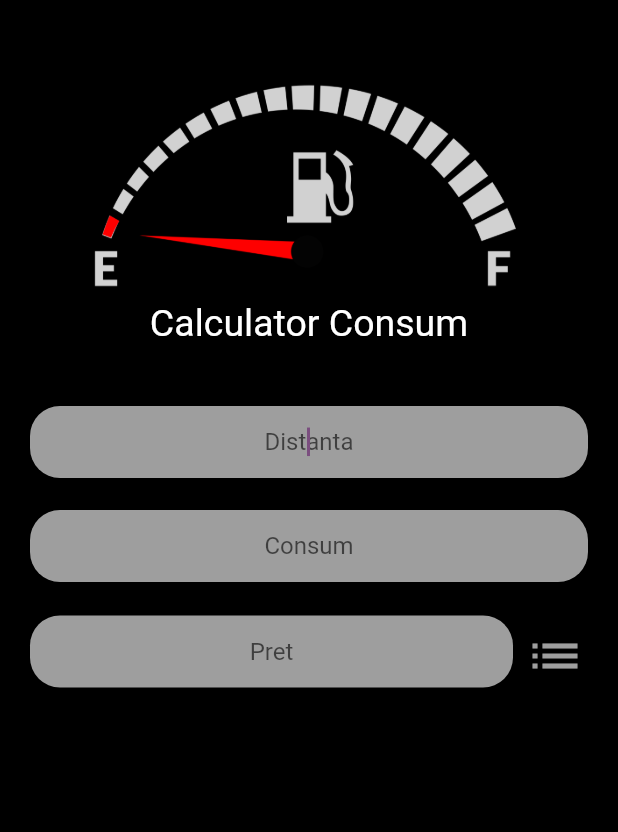
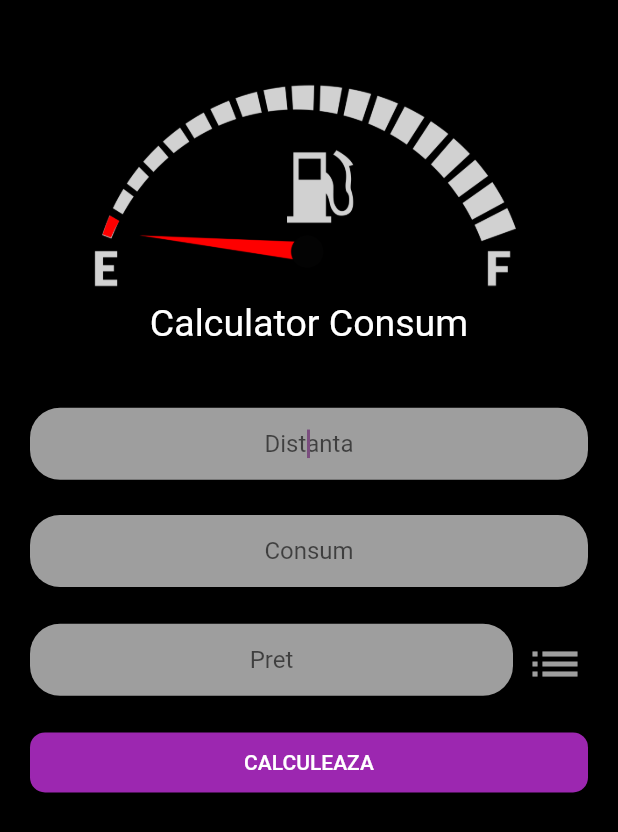
Before and after one commit to denosg/calculator_consum_flutter, a Flutter app: the screen it shows after launch, on a phone screen of 412 x 824 dp. Shown: the top 832 px of the screen. Run offline on Flutter 3.47's test engine with Material 2 defaults, Android fonts, the phone set to English and light mode, and no system bars.

Commit message:
Added button to calculate the trip

```diff
--- a/lib/app_home.dart
+++ b/lib/app_home.dart
@@ -41,7 +41,7 @@ class AppHome extends StatelessWidget {
           const SizedBox(height: 10),
           Container(
             width: double.infinity,
-            height: 250,
+            height: 320,
             // color: Colors.red,
             padding: const EdgeInsets.all(20),
             child: Form(
@@ -152,8 +152,25 @@ class AppHome extends StatelessWidget {
                       ],
                     ),
                   ),
+                  Container(
+                    height: 40,
+                    width: double.infinity,
+                    child: ElevatedButton(
+                      onPressed: () {},
+                      style: ElevatedButton.styleFrom(
+                        backgroundColor: Colors.purple,
+                        shape: RoundedRectangleBorder(
+                            borderRadius: BorderRadius.circular(10)),
+                      ),
+                      child: const Text(
+                        'CALCULEAZA',
+                        style: TextStyle(color: Colors.white),
+                      ),
+                    ),
+                  )
                 ],
-                )),
+              ),
+            ),
           )
         ]),
       ),
```
Lines whose indentation alone changed are shown as unchanged.
